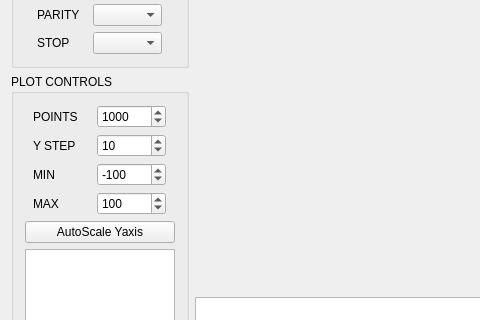
Qt form mainwindow.ui (wwrx/serial_port_plotter) before a commit; both pictures show x 0 to 480 and y 179 to 499 of the 1002 by 743 pixel window.
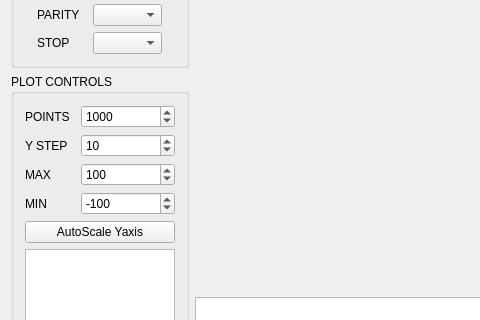
The same form after that commit. Icons and pictures are not drawn. Custom widgets are drawn as their Qt base class.

Diff of the .ui file:
```diff
--- a/mainwindow.ui
+++ b/mainwindow.ui
@@ -280,13 +280,13 @@
               <widget class="QSpinBox" name="spinPoints">
                <property name="minimumSize">
                 <size>
-                 <width>69</width>
+                 <width>0</width>
                  <height>0</height>
                 </size>
                </property>
                <property name="maximumSize">
                 <size>
-                 <width>69</width>
+                 <width>120</width>
                  <height>16777215</height>
                 </size>
                </property>
@@ -331,13 +331,13 @@
               <widget class="QSpinBox" name="spinYStep">
                <property name="minimumSize">
                 <size>
-                 <width>69</width>
+                 <width>0</width>
                  <height>0</height>
                 </size>
                </property>
                <property name="maximumSize">
                 <size>
-                 <width>69</width>
+                 <width>120</width>
                  <height>16777215</height>
                 </size>
                </property>
@@ -360,57 +360,6 @@
            <item>
             <layout class="QHBoxLayout" name="horizontalLayout_7">
              <item>
-              <widget class="QLabel" name="label">
-               <property name="minimumSize">
-                <size>
-                 <width>50</width>
-                 <height>0</height>
-                </size>
-               </property>
-               <property name="maximumSize">
-                <size>
-                 <width>50</width>
-                 <height>16777215</height>
-                </size>
-               </property>
-               <property name="text">
-                <string>MIN</string>
-               </property>
-              </widget>
-             </item>
-             <item>
-              <widget class="QSpinBox" name="spinAxesMin">
-               <property name="minimumSize">
-                <size>
-                 <width>69</width>
-                 <height>0</height>
-                </size>
-               </property>
-               <property name="maximumSize">
-                <size>
-                 <width>69</width>
-                 <height>16777215</height>
-                </size>
-               </property>
-               <property name="minimum">
-                <number>-2147483646</number>
-               </property>
-               <property name="maximum">
-                <number>2147483647</number>
-               </property>
-               <property name="singleStep">
-                <number>10</number>
-               </property>
-               <property name="value">
-                <number>-100</number>
-               </property>
-              </widget>
-             </item>
-            </layout>
-           </item>
-           <item>
-            <layout class="QHBoxLayout" name="horizontalLayout_8">
-             <item>
               <widget class="QLabel" name="label_2">
                <property name="minimumSize">
                 <size>
@@ -433,13 +382,13 @@
               <widget class="QSpinBox" name="spinAxesMax">
                <property name="minimumSize">
                 <size>
-                 <width>69</width>
+                 <width>0</width>
                  <height>0</height>
                 </size>
                </property>
                <property name="maximumSize">
                 <size>
-                 <width>69</width>
+                 <width>120</width>
                  <height>16777215</height>
                 </size>
                </property>
@@ -459,6 +408,60 @@
              </item>
             </layout>
            </item>
+           <item>
+            <layout class="QHBoxLayout" name="horizontalLayout_8">
+             <item>
+              <widget class="QLabel" name="label">
+               <property name="minimumSize">
+                <size>
+                 <width>50</width>
+                 <height>0</height>
+                </size>
+               </property>
+               <property name="maximumSize">
+                <size>
+                 <width>50</width>
+                 <height>16777215</height>
+                </size>
+               </property>
+               <property name="text">
+                <string>MIN</string>
+               </property>
+              </widget>
+             </item>
+             <item>
+              <widget class="QSpinBox" name="spinAxesMin">
+               <property name="minimumSize">
+                <size>
+                 <width>0</width>
+                 <height>0</height>
+                </size>
+               </property>
+               <property name="maximumSize">
+                <size>
+                 <width>120</width>
+                 <height>16777215</height>
+                </size>
+               </property>
+               <property name="minimum">
+                <number>-2147483646</number>
+               </property>
+               <property name="maximum">
+                <number>2147483647</number>
+               </property>
+               <property name="singleStep">
+                <number>10</number>
+               </property>
+               <property name="stepType">
+                <enum>QAbstractSpinBox::AdaptiveDecimalStepType</enum>
+               </property>
+               <property name="value">
+                <number>-100</number>
+               </property>
+              </widget>
+             </item>
+            </layout>
+           </item>
            <item>
             <widget class="QPushButton" name="pushButton_AutoScale">
              <property name="sizeIncrement">
```
Left out of the diff: 14 changed lines with no effect on the pictures.
